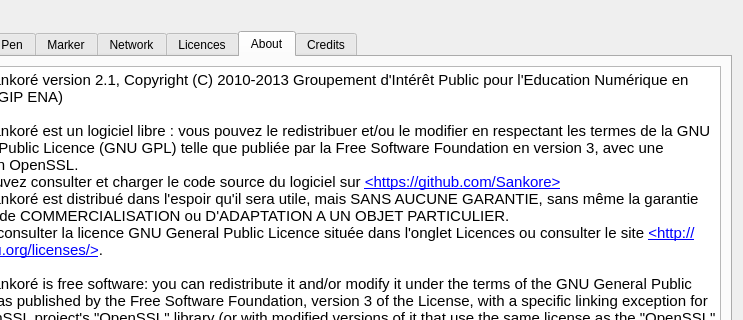
Qt form resources/forms/preferences.ui (Sankore/Sankore-3.1) before a commit; both pictures show x 86 to 829 and y 0 to 320 of the 829 by 694 pixel window.
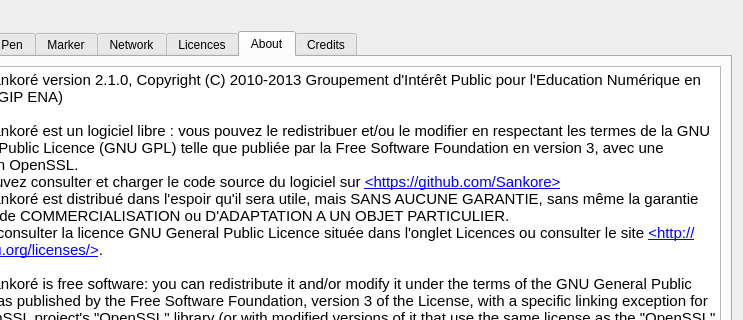
The same form after that commit. The open tabs and pages were chosen to show the change.

The edit to the form file:
```diff
--- a/resources/forms/preferences.ui
+++ b/resources/forms/preferences.ui
@@ -2974,7 +2974,7 @@
 &lt;table border=&quot;0&quot; style=&quot;-qt-table-type: root; margin-top:4px; margin-bottom:4px; margin-left:4px; margin-right:4px;&quot;&gt;
 &lt;tr&gt;
 &lt;td style=&quot;border: none;&quot;&gt;
-&lt;p style=&quot; margin-top:0px; margin-bottom:0px; margin-left:0px; margin-right:0px; -qt-block-indent:0; text-indent:0px;&quot;&gt;&lt;span style=&quot; font-family:'Ubuntu';&quot;&gt;Open-Sankoré version 2.1, Copyright (C) 2010-2013 Groupement d'Intérêt Public pour l'Education Numérique en Afrique (GIP ENA)&lt;br /&gt;&lt;br /&gt;Open-Sankoré est un logiciel libre : vous pouvez le redistribuer et/ou le modifier en respectant les termes de la GNU General Public Licence (GNU GPL) telle que publiée par la Free Software Foundation en version 3, avec une exception OpenSSL.&lt;br /&gt;Vous pouvez consulter et charger le code source du logiciel sur &lt;/span&gt;&lt;a href=&quot;https://github.com/Sankore&quot;&gt;&lt;span style=&quot; font-family:'Ubuntu'; text-decoration: underline; color:#0000ff;&quot;&gt;&amp;lt;https://github.com/Sankore&amp;gt;&lt;/span&gt;&lt;/a&gt;&lt;span style=&quot; font-family:'Ubuntu';&quot;&gt;&lt;br /&gt;Open-Sankoré est distribué dans l'espoir qu'il sera utile, mais SANS AUCUNE GARANTIE, sans même la garantie implicite de COMMERCIALISATION ou D'ADAPTATION A UN OBJET PARTICULIER.&lt;br /&gt;Veuillez consulter la licence GNU General Public Licence située dans l'onglet Licences ou consulter le site &lt;/span&gt;&lt;a href=&quot;http://www.gnu.org/licenses/&quot;&gt;&lt;span style=&quot; font-family:'Ubuntu'; text-decoration: underline; color:#0000ff;&quot;&gt;&amp;lt;http://www.gnu.org/licenses/&amp;gt;&lt;/span&gt;&lt;/a&gt;&lt;span style=&quot; font-family:'Ubuntu';&quot;&gt;.&lt;br /&gt;&lt;br /&gt;Open-Sankoré is free software: you can redistribute it and/or modify it under the terms of the GNU General Public License as published by the Free Software Foundation, version 3 of the License, with a specific linking exception for the OpenSSL project's &amp;quot;OpenSSL&amp;quot; library (or with modified versions of it that use the same license as the &amp;quot;OpenSSL&amp;quot; library). You can find the source code of this software at &lt;/span&gt;&lt;a href=&quot;https://github.com/Sankore&quot;&gt;&lt;span style=&quot; font-family:'Ubuntu'; text-decoration: underline; color:#0000ff;&quot;&gt;&amp;lt;https://github.com/Sankore&amp;gt;&lt;/span&gt;&lt;/a&gt;&lt;span style=&quot; font-family:'Ubuntu';&quot;&gt;&lt;br /&gt;Open-Sankoré is distributed in the hope that it will be useful, but WITHOUT ANY WARRANTY; without even the implied warranty of MERCHANTABILITY or FITNESS FOR A PARTICULAR PURPOSE. See the GNU General Public License below for more details.&lt;br /&gt;&lt;br /&gt;&lt;/span&gt;&lt;/p&gt;
+&lt;p style=&quot; margin-top:0px; margin-bottom:0px; margin-left:0px; margin-right:0px; -qt-block-indent:0; text-indent:0px;&quot;&gt;&lt;span style=&quot; font-family:'Ubuntu';&quot;&gt;Open-Sankoré version 2.1.0, Copyright (C) 2010-2013 Groupement d'Intérêt Public pour l'Education Numérique en Afrique (GIP ENA)&lt;br /&gt;&lt;br /&gt;Open-Sankoré est un logiciel libre : vous pouvez le redistribuer et/ou le modifier en respectant les termes de la GNU General Public Licence (GNU GPL) telle que publiée par la Free Software Foundation en version 3, avec une exception OpenSSL.&lt;br /&gt;Vous pouvez consulter et charger le code source du logiciel sur &lt;/span&gt;&lt;a href=&quot;https://github.com/Sankore&quot;&gt;&lt;span style=&quot; font-family:'Ubuntu'; text-decoration: underline; color:#0000ff;&quot;&gt;&amp;lt;https://github.com/Sankore&amp;gt;&lt;/span&gt;&lt;/a&gt;&lt;span style=&quot; font-family:'Ubuntu';&quot;&gt;&lt;br /&gt;Open-Sankoré est distribué dans l'espoir qu'il sera utile, mais SANS AUCUNE GARANTIE, sans même la garantie implicite de COMMERCIALISATION ou D'ADAPTATION A UN OBJET PARTICULIER.&lt;br /&gt;Veuillez consulter la licence GNU General Public Licence située dans l'onglet Licences ou consulter le site &lt;/span&gt;&lt;a href=&quot;http://www.gnu.org/licenses/&quot;&gt;&lt;span style=&quot; font-family:'Ubuntu'; text-decoration: underline; color:#0000ff;&quot;&gt;&amp;lt;http://www.gnu.org/licenses/&amp;gt;&lt;/span&gt;&lt;/a&gt;&lt;span style=&quot; font-family:'Ubuntu';&quot;&gt;.&lt;br /&gt;&lt;br /&gt;Open-Sankoré is free software: you can redistribute it and/or modify it under the terms of the GNU General Public License as published by the Free Software Foundation, version 3 of the License, with a specific linking exception for the OpenSSL project's &amp;quot;OpenSSL&amp;quot; library (or with modified versions of it that use the same license as the &amp;quot;OpenSSL&amp;quot; library). You can find the source code of this software at &lt;/span&gt;&lt;a href=&quot;https://github.com/Sankore&quot;&gt;&lt;span style=&quot; font-family:'Ubuntu'; text-decoration: underline; color:#0000ff;&quot;&gt;&amp;lt;https://github.com/Sankore&amp;gt;&lt;/span&gt;&lt;/a&gt;&lt;span style=&quot; font-family:'Ubuntu';&quot;&gt;&lt;br /&gt;Open-Sankoré is distributed in the hope that it will be useful, but WITHOUT ANY WARRANTY; without even the implied warranty of MERCHANTABILITY or FITNESS FOR A PARTICULAR PURPOSE. See the GNU General Public License below for more details.&lt;br /&gt;&lt;br /&gt;&lt;/span&gt;&lt;/p&gt;
 &lt;p style=&quot; margin-top:0px; margin-bottom:0px; margin-left:0px; margin-right:0px; -qt-block-indent:0; text-indent:0px;&quot;&gt;&lt;span style=&quot; font-family:'Ubuntu';&quot;&gt;Contact : &lt;br /&gt;Groupement d'Intérêt Public pour l'Education Numérique en Afrique (GIP ENA)&lt;br /&gt;Délégation Interministérielle à l'Education Numérique en Afrique&lt;br /&gt;20 Avenue Ségur Paris 75007&lt;br /&gt;Téléphone : 01 43 17 68 08&lt;br /&gt;email: &lt;/span&gt;&lt;a href=&quot;mailto:contact@sankore.org&quot;&gt;&lt;span style=&quot; font-family:'Ubuntu'; text-decoration: underline; color:#0000ff;&quot;&gt;contact@sankore.org&lt;/span&gt;&lt;/a&gt;&lt;span style=&quot; font-family:'Ubuntu';&quot;&gt;&amp;quot;&lt;/span&gt;&lt;/p&gt;&lt;/td&gt;&lt;/tr&gt;&lt;/table&gt;&lt;/body&gt;&lt;/html&gt;</string>
          </property>
          <property name="openLinks">
```
Left out of the diff: 2 changed lines with no effect on the pictures.
